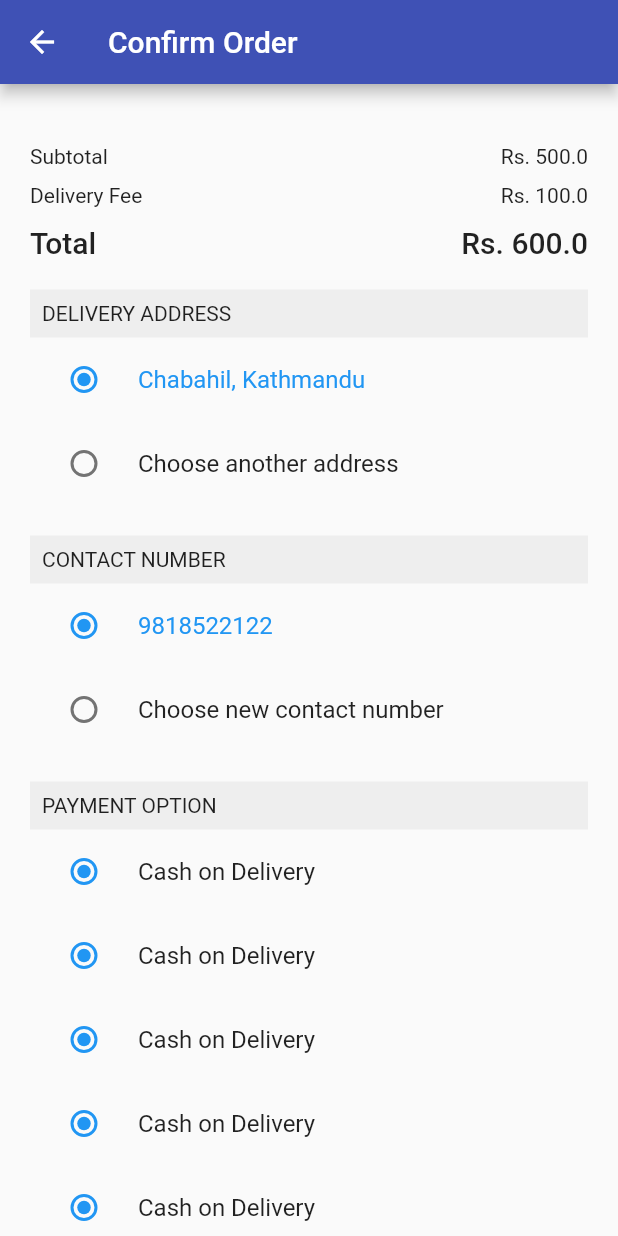
After one commit to doivjpxx/ft_ui_challenge_ecommerce, a Flutter app: the screen it shows after launch, after a tap on "Confirm Order", on a phone screen of 412 x 824 dp. The commit adds this screen. Run offline on Flutter 3.47's test engine with Material 2 defaults, Android fonts, the phone set to English and light mode, and no system bars; our stand-ins replace cached_network_image, font_awesome_flutter.

Commit message:
init ecommerce 7, complete ecommerce 6

```diff
--- a/lib/main.dart
+++ b/lib/main.dart
@@ -4,6 +4,8 @@ import 'package:ft_ui_challenge_ecommerce/pages/ecommerce_2/ecommerce_2.dart';
 import 'package:ft_ui_challenge_ecommerce/pages/ecommerce_3/ecommerce_3.dart';
 import 'package:ft_ui_challenge_ecommerce/pages/ecommerce_4/ecommerce_4.dart';
 import 'package:ft_ui_challenge_ecommerce/pages/ecommerce_5/ecommerce_5.dart';
+import 'package:ft_ui_challenge_ecommerce/pages/ecommerce_6/ecommerce_6.dart';
+import 'package:ft_ui_challenge_ecommerce/pages/ecommerce_7/ecommerce_7.dart';
 
 import 'pages/home_page.dart';
 
@@ -21,7 +23,9 @@ class MyApp extends StatelessWidget {
         '/second': (context) => MyEcommerce2(),
         '/third': (context) => MyEcommerce3(),
         '/four': (context) => MyEcommerce4(),
-        '/five': (context) => MyEcommerce5()
+        '/five': (context) => MyEcommerce5(),
+        '/six': (context) => MyEcommerce6(),
+        '/seven': (context) => MyEcommerce7(),
       },
     );
   }
--- /dev/null
+++ b/lib/pages/ecommerce_6/ecommerce_6.dart
@@ -0,0 +1,190 @@
+import 'package:flutter/material.dart';
+
+class MyEcommerce6 extends StatelessWidget {
+  final String address = "Chabahil, Kathmandu";
+  final String phone = "9818522122";
+  final double total = 500;
+  final double delivery = 100;
+
+  @override
+  Widget build(BuildContext context) {
+    return Scaffold(
+      appBar: AppBar(
+        title: Text('Confirm Order'),
+        backgroundColor: Colors.indigo,
+      ),
+      body: SingleChildScrollView(
+        physics: BouncingScrollPhysics(),
+        padding: const EdgeInsets.only(
+            top: 40.0, left: 20.0, right: 20.0, bottom: 10.0),
+        child: Column(
+          children: <Widget>[
+            Row(
+              mainAxisAlignment: MainAxisAlignment.spaceBetween,
+              children: <Widget>[
+                Text("Subtotal"),
+                Text("Rs. $total"),
+              ],
+            ),
+            SizedBox(
+              height: 10.0,
+            ),
+            Row(
+              mainAxisAlignment: MainAxisAlignment.spaceBetween,
+              children: <Widget>[
+                Text("Delivery Fee"),
+                Text("Rs. $delivery"),
+              ],
+            ),
+            SizedBox(
+              height: 12.0,
+            ),
+            Row(
+              mainAxisAlignment: MainAxisAlignment.spaceBetween,
+              children: <Widget>[
+                Text(
+                  "Total",
+                  style: Theme.of(context).textTheme.headline6,
+                ),
+                Text(
+                  "Rs. ${delivery + total}",
+                  style: Theme.of(context).textTheme.headline6,
+                ),
+              ],
+            ),
+            SizedBox(
+              height: 20.0,
+            ),
+            Column(
+              children: <Widget>[
+                Container(
+                  padding: const EdgeInsets.all(8.0),
+                  color: Colors.grey.shade200,
+                  width: double.infinity,
+                  child: Text("Delivery address".toUpperCase()),
+                ),
+                RadioListTile(
+                  value: address,
+                  groupValue: address,
+                  onChanged: (value) {},
+                  selected: true,
+                  title: Text(address),
+                ),
+                RadioListTile(
+                  selected: false,
+                  value: "New Address",
+                  groupValue: address,
+                  onChanged: (value) {},
+                  title: Text("Choose another address"),
+                ),
+                SizedBox(
+                  height: 20.0,
+                ),
+                Container(
+                  padding: const EdgeInsets.all(8.0),
+                  color: Colors.grey.shade200,
+                  width: double.infinity,
+                  child: Text("Contact number".toUpperCase()),
+                ),
+                RadioListTile(
+                  selected: true,
+                  value: phone,
+                  groupValue: phone,
+                  title: Text(phone),
+                  onChanged: (value) {},
+                ),
+                RadioListTile(
+                  selected: false,
+                  value: "New Phone",
+                  groupValue: phone,
+                  title: Text("Choose new contact number"),
+                  onChanged: (value) {},
+                ),
+                SizedBox(
+                  height: 20.0,
+                ),
+                Container(
+                  padding: const EdgeInsets.all(8.0),
+                  color: Colors.grey.shade200,
+                  width: double.infinity,
+                  child: Text("Payment option".toUpperCase()),
+                ),
+                RadioListTile(
+                  groupValue: true,
+                  value: true,
+                  title: Text("Cash on Delivery"),
+                  onChanged: (value) {},
+                ),
+                RadioListTile(
+                  groupValue: true,
+                  value: true,
+                  title: Text("Cash on Delivery"),
+                  onChanged: (value) {},
+                ),
+                RadioListTile(
+                  groupValue: true,
+                  value: true,
+                  title: Text("Cash on Delivery"),
+                  onChanged: (value) {},
+                ),
+                RadioListTile(
+                  groupValue: true,
+                  value: true,
+                  title: Text("Cash on Delivery"),
+                  onChanged: (value) {},
+                ),
+                RadioListTile(
+                  groupValue: true,
+                  value: true,
+                  title: Text("Cash on Delivery"),
+                  onChanged: (value) {},
+                ),
+                RadioListTile(
+                  groupValue: true,
+                  value: true,
+                  title: Text("Cash on Delivery"),
+                  onChanged: (value) {},
+                ),
+                RadioListTile(
+                  groupValue: true,
+                  value: true,
+                  title: Text("Cash on Delivery"),
+                  onChanged: (value) {},
+                ),
+                RadioListTile(
+                  groupValue: true,
+                  value: true,
+                  title: Text("Cash on Delivery"),
+                  onChanged: (value) {},
+                ),
+                RadioListTile(
+                  groupValue: true,
+                  value: true,
+                  title: Text("Cash on Delivery"),
+                  onChanged: (value) {},
+                ),
+                RadioListTile(
+                  groupValue: true,
+                  value: true,
+                  title: Text("Cash on Delivery"),
+                  onChanged: (value) {},
+                ),
+              ],
+            ),
+            Container(
+              width: double.infinity,
+              child: RaisedButton(
+                color: Colors.indigo,
+                onPressed: () => {},
+                child: Text(
+                  "Confirm Order",
+                  style: TextStyle(color: Colors.white),
+                ),
+              ),
+            )
+          ],
+        ),
+      ),
+    );
+  }
+}
--- /dev/null
+++ b/lib/pages/ecommerce_7/ecommerce_7.dart
@@ -0,0 +1,20 @@
+import 'package:flutter/material.dart';
+
+class MyEcommerce7 extends StatelessWidget {
+  @override
+  Widget build(BuildContext context) {
+    return Scaffold(
+      appBar: AppBar(
+        title: Text(
+          "Cart 2".toUpperCase(),
+          style: TextStyle(color: Colors.black87),
+        ),
+        backgroundColor: Colors.transparent,
+        elevation: 0.0,
+        iconTheme: IconThemeData(color: Colors.black87),
+      ),
+      backgroundColor: Colors.grey[200],
+      body: Container(),
+    );
+  }
+}
--- a/lib/pages/home_page.dart
+++ b/lib/pages/home_page.dart
@@ -5,7 +5,7 @@ class MyHomePage extends StatelessWidget {
   Widget build(BuildContext context) {
     return Scaffold(
       body: ListView.builder(
-        itemCount: 5,
+        itemCount: 7,
         itemBuilder: (context, index) {
           return ListTile(
             title: _buildText(index),
@@ -34,6 +34,12 @@ class MyHomePage extends StatelessWidget {
       case 4:
         _title = 'Main Page';
         break;
+      case 5:
+        _title = 'Confirm Order';
+        break;
+      case 6:
+        _title = 'Cart 2';
+        break;
       default:
         break;
     }
@@ -57,6 +63,12 @@ class MyHomePage extends StatelessWidget {
       case 4:
         Navigator.pushNamed(context, '/five');
         break;
+      case 5:
+        Navigator.pushNamed(context, '/six');
+        break;
+      case 6:
+        Navigator.pushNamed(context, '/seven');
+        break;
       default:
         break;
     }
```
